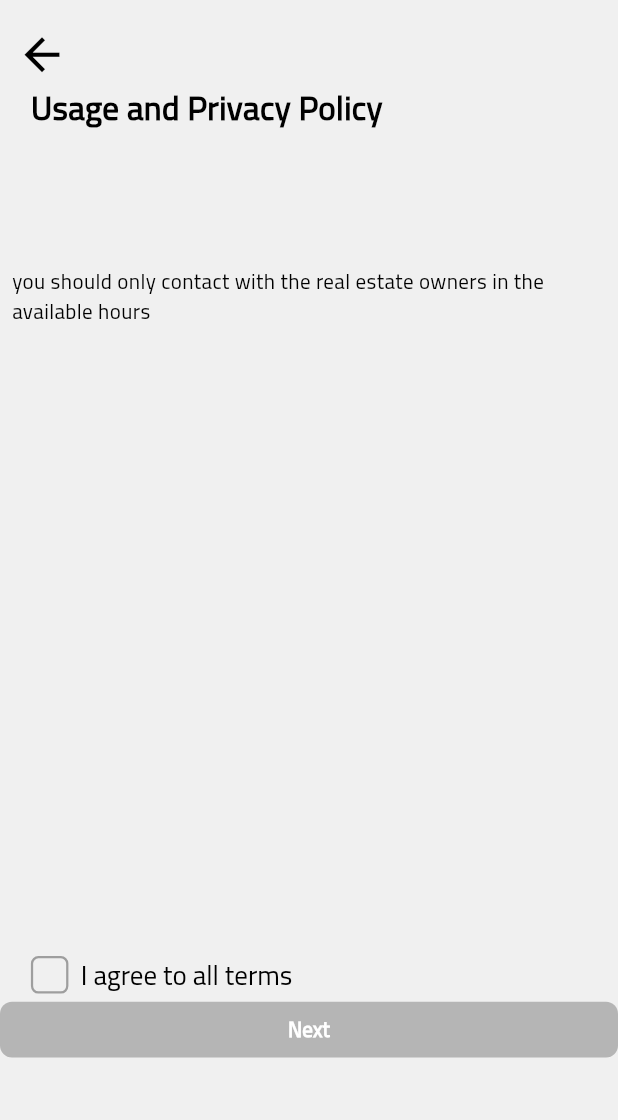
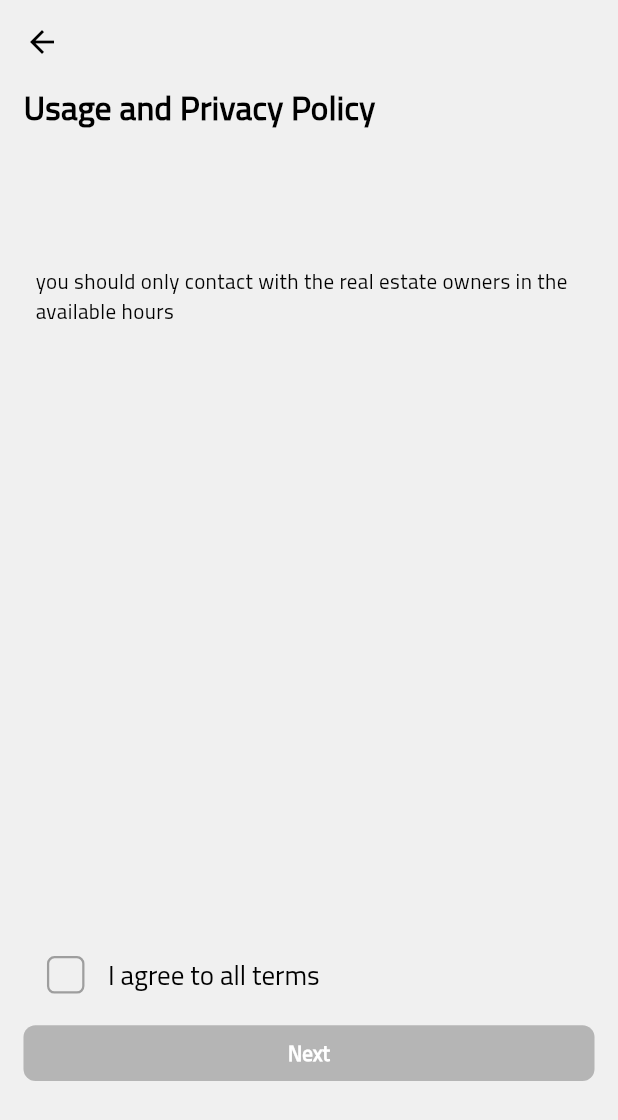
Before and after one commit to johnykoudsi/Nostra-Casa-Real-Estate, a Flutter app: the Policy screen opened by its route, on a phone screen of 412 x 824 dp. Shown: the top 1120 px of the screen. Run offline on Flutter 3.47's test engine with Material 2 defaults, Android fonts, the phone set to English and light mode, and no system bars; our stand-ins replace bloc, easy_localization, equatable, flutter_bloc, flutter_svg; project files that could hold a hidden picture were left out.

Commit message:
welcome & policy & creating sign up but not done yet

```diff
--- a/lib/presentation/policy.dart
+++ b/lib/presentation/policy.dart
@@ -21,6 +21,7 @@ class _PolicyState extends State<Policy> {
   void changeAcceptance() {
     setState(() {
       accept = !accept;
+
     });
   }
 
@@ -34,30 +35,19 @@ class _PolicyState extends State<Policy> {
         ..add(GetRequestApiEvent(getRequestType: GetRequestType.contactInfo)),
       child: SafeArea(
         child: Scaffold(
-          appBar: AppBar(
-            // todo : johny : there is no need for back button since flutter will add it automatically for the app bar when there is a previous page
-            leading: Padding(
-              padding: EdgeInsets.only(top: screenHeight * 0.02),
-              child: const Icon(
-                Icons.arrow_back,
-                size: 35,
+          appBar: AppBar(),
+          body: Padding(
+            padding: EdgeInsets.fromLTRB(screenWidth * 0.038, 0,
+                screenWidth * 0.038, screenWidth * 0.038
             ),
-            ),
-          ),
-          // todo : johny : replace all sized boxes with width with padding for the entire column
-          body: Column(
+            child: Column(
               children: [
                 Row(
                   children: [
-                  SizedBox(
-                    width: screenWidth * 0.05,
-                  ),
-                  // todo : johny : replace "FontWeight.bold" with the AppFontWeight in app style please .
-
                     Text(
                       widget.title,
                       style: const TextStyle(
-                        fontWeight: FontWeight.bold,
+                          fontWeight: AppFontWeight.bold,
                           fontSize: 22,
                           fontFamily: "Cairo"),
                     ),
@@ -74,11 +64,12 @@ class _PolicyState extends State<Policy> {
                 SizedBox(
                   height: screenHeight * 0.5,
                 ),
-              Row(
+                Padding(
+                  padding: EdgeInsets.fromLTRB(screenWidth * 0.038, 0,
+                      screenWidth * 0.038, screenWidth * 0.038
+                  ),
+                  child: Row(
                     children: [
-                  SizedBox(
-                    width: screenWidth * 0.05,
-                  ),
                       CustomCheckbox(
                         isSelected: accept,
                         iconSize: 20,
@@ -88,25 +79,23 @@ class _PolicyState extends State<Policy> {
                           changeAcceptance();
                         },
                       ),
-                  SizedBox(
-                    width: screenWidth * 0.02,
-                  ),
-                  Text(
+                      Padding(
+                        padding: EdgeInsets.only(left: screenWidth * 0.038,right: screenWidth * 0.038),
+                        child: Text(
                           "I agree to all terms",
                           style: Theme.of(context).textTheme.headline5!,
                         ),
+                      ),
                     ],
                   ),
-              // SizedBox(
-              //   height: screenHeight * 0.03,
-              // ),
-              // todo : johny : don't use width and height for the button use padding in the columns more responsive and clean
-              const CustomElevatedButton(
+                ),
+                 CustomElevatedButton(
                   color: AppStyle.darkBlueColor,
                   title: 'Next',
-                  onPressed: null,
+                  onPressed: accept ? (){Navigator.pushNamed(context, "/signup");} : null
                 ),
               ],
+            ),
           ),
         ),
       ),
--- a/lib/presentation/welcome/welcome.dart
+++ b/lib/presentation/welcome/welcome.dart
@@ -52,7 +52,7 @@ class WelcomeScreen extends StatelessWidget {
                         padding: const EdgeInsets.symmetric(vertical: 4),
                         child: ElevatedButtonWidget(
                           title: 'Signup'.tr(),
-                          onPressed: () {},
+                          onPressed: () {Navigator.pushNamed(context, "/policy");},
                         ),
                       ),
                       GestureDetector(
--- a/lib/utility/app_router.dart
+++ b/lib/utility/app_router.dart
@@ -1,4 +1,5 @@
 import 'package:flutter/material.dart';
+import 'package:nostra_casa/presentation/signup/signup.dart';
 import 'package:nostra_casa/presentation/welcome/welcome.dart';
 import '../presentation/bottom_nav_bar/bottom_nav_bar.dart';
 import '../presentation/home.dart';
@@ -18,6 +19,8 @@ class AppRouter {
 
         case AppRoutes.policy:
           return  Policy(title: 'Usage and Privacy Policy');
+        case AppRoutes.signup:
+          return const SignUpScreen();
 
           case AppRoutes.bottomNavBar:
           return const BottomNavBar();
--- a/lib/utility/app_routes.dart
+++ b/lib/utility/app_routes.dart
@@ -5,6 +5,7 @@ class AppRoutes {
   static const String welcome ="/";
   static const String policy ="/policy";
   static const String bottomNavBar ="/bottom_nav";
+  static const String signup ="/signup";
 
 
 
--- a/lib/utility/app_style.dart
+++ b/lib/utility/app_style.dart
@@ -97,9 +97,9 @@ class AppStyle {
 }
 
 abstract class AppFontWeight {
-  static FontWeight light = FontWeight.w200;
-  static FontWeight medium = FontWeight.w400;
-  static FontWeight book = FontWeight.w600;
-  static FontWeight semiBold = FontWeight.w700;
-  static FontWeight bold = FontWeight.w800;
+  static const FontWeight light = FontWeight.w200;
+  static const FontWeight medium = FontWeight.w400;
+  static const FontWeight book = FontWeight.w600;
+  static const FontWeight semiBold = FontWeight.w700;
+  static const FontWeight bold = FontWeight.w800;
 }
```
Also changed, not shown: lib/presentation/global_widgets/custom_elevated_button.dart (+5 -5 lines), lib/presentation/signup/signup.dart (added, +34 -0 lines). Lines whose indentation alone changed are shown as unchanged.
